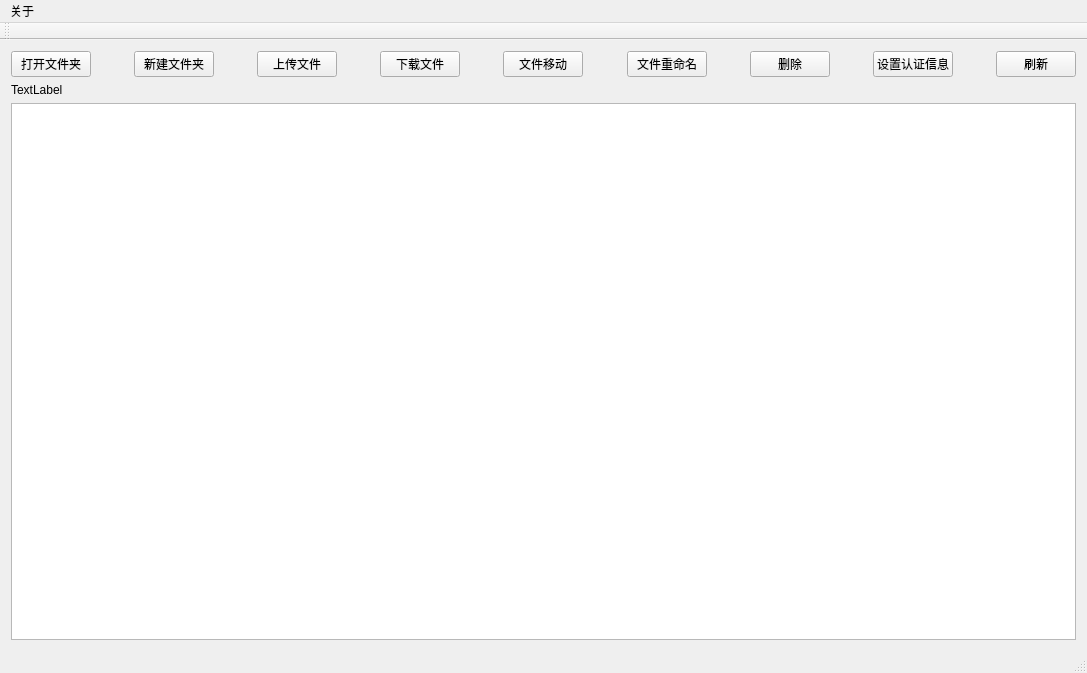
SongZihui-sudo/StarGui, file src/mainwindow.ui: the form before one commit.
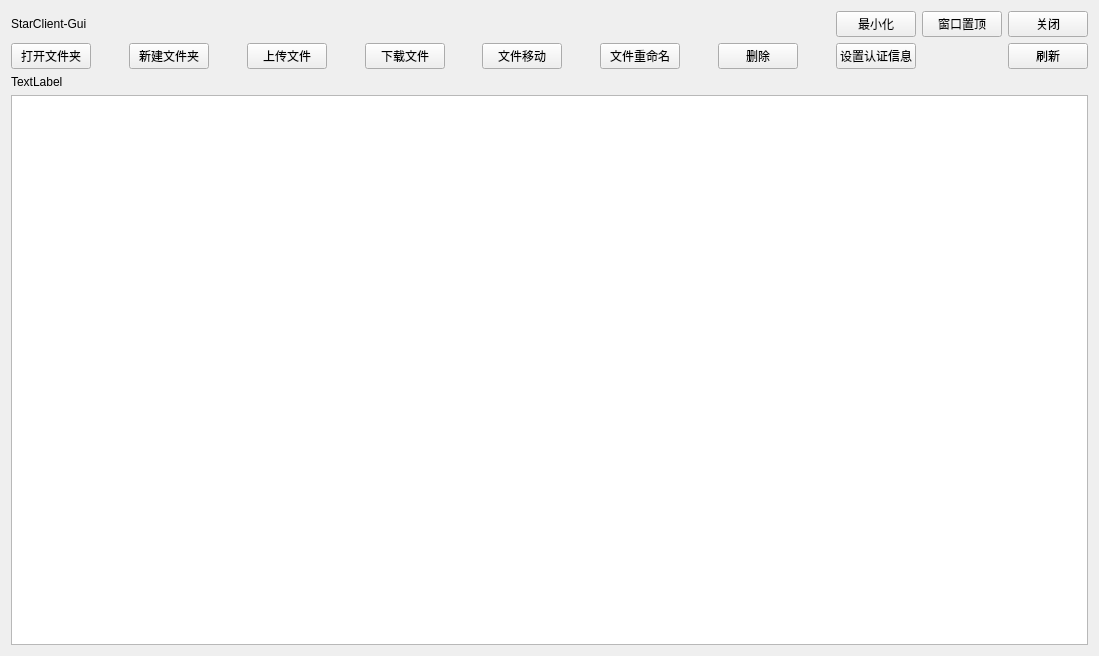
The form after the commit.

Commit message: 修改窗口样式为圆角，半透明

The edit to the form file:
```diff
--- a/src/mainwindow.ui
+++ b/src/mainwindow.ui
@@ -6,223 +6,314 @@
    <rect>
     <x>0</x>
     <y>0</y>
-    <width>1087</width>
-    <height>673</height>
+    <width>1099</width>
+    <height>656</height>
    </rect>
   </property>
   <property name="windowTitle">
    <string>StarGui</string>
   </property>
+  <property name="autoFillBackground">
+   <bool>false</bool>
+  </property>
+  <property name="toolButtonStyle">
+   <enum>Qt::ToolButtonTextBesideIcon</enum>
+  </property>
+  <property name="documentMode">
+   <bool>true</bool>
+  </property>
   <widget class="QWidget" name="centralWidget">
-   <layout class="QGridLayout" name="gridLayout_2">
-    <item row="0" column="0">
+   <layout class="QFormLayout" name="formLayout">
+    <item row="0" column="0" colspan="2">
      <layout class="QGridLayout" name="gridLayout">
-      <item row="0" column="3">
-       <spacer name="horizontalSpacer_2">
-        <property name="orientation">
-         <enum>Qt::Horizontal</enum>
+      <item row="1" column="8">
+       <widget class="QPushButton" name="move_file">
+        <property name="styleSheet">
+         <string notr="true"> QPushButton:hover { 
+ background-color: SlateGrey; 
+ color: rgb(255, 255, 255);}
+QPushButton { font: 9pt &quot;Agency FB&quot;;}</string>
         </property>
-        <property name="sizeHint" stdset="0">
-         <size>
-          <width>40</width>
-          <height>20</height>
-         </size>
+        <property name="text">
+         <string>文件移动</string>
         </property>
-       </spacer>
+       </widget>
       </item>
-      <item row="0" column="13">
+      <item row="1" column="0">
+       <widget class="QPushButton" name="open_dir">
+        <property name="mouseTracking">
+         <bool>true</bool>
+        </property>
+        <property name="tabletTracking">
+         <bool>false</bool>
+        </property>
+        <property name="styleSheet">
+         <string notr="true"> QPushButton:hover { 
+ background-color: SlateGrey; 
+ color: rgb(255, 255, 255);}
+QPushButton { font: 9pt &quot;Agency FB&quot;;}</string>
+        </property>
+        <property name="text">
+         <string>打开文件夹</string>
+        </property>
+       </widget>
+      </item>
+      <item row="1" column="13">
        <spacer name="horizontalSpacer_8">
         <property name="orientation">
          <enum>Qt::Horizontal</enum>
         </property>
         <property name="sizeHint" stdset="0">
          <size>
-          <width>40</width>
-          <height>20</height>
+          <width>35</width>
+          <height>21</height>
          </size>
         </property>
        </spacer>
       </item>
-      <item row="0" column="7">
-       <spacer name="horizontalSpacer_4">
-        <property name="orientation">
-         <enum>Qt::Horizontal</enum>
-        </property>
-        <property name="sizeHint" stdset="0">
-         <size>
-          <width>40</width>
-          <height>20</height>
-         </size>
-        </property>
-       </spacer>
-      </item>
-      <item row="0" column="10">
+      <item row="1" column="10">
        <widget class="QPushButton" name="rename_file">
+        <property name="styleSheet">
+         <string notr="true"> QPushButton:hover { 
+ background-color: SlateGrey; 
+ color: rgb(255, 255, 255);}
+QPushButton { font: 9pt &quot;Agency FB&quot;;}</string>
+        </property>
         <property name="text">
          <string>文件重命名</string>
         </property>
        </widget>
       </item>
-      <item row="0" column="14">
-       <widget class="QPushButton" name="regist">
-        <property name="text">
-         <string>设置认证信息</string>
+      <item row="1" column="1">
+       <spacer name="horizontalSpacer">
+        <property name="orientation">
+         <enum>Qt::Horizontal</enum>
         </property>
-       </widget>
-      </item>
-      <item row="2" column="0" colspan="17">
-       <widget class="QListWidget" name="listWidget"/>
-      </item>
-      <item row="0" column="0">
-       <widget class="QPushButton" name="open_dir">
-        <property name="text">
-         <string>打开文件夹</string>
+        <property name="sizeHint" stdset="0">
+         <size>
+          <width>35</width>
+          <height>21</height>
+         </size>
         </property>
-       </widget>
+       </spacer>
       </item>
-      <item row="0" column="16">
-       <widget class="QPushButton" name="list">
-        <property name="text">
-         <string>刷新</string>
-        </property>
-       </widget>
-      </item>
-      <item row="0" column="11">
+      <item row="1" column="11">
        <spacer name="horizontalSpacer_6">
         <property name="orientation">
          <enum>Qt::Horizontal</enum>
         </property>
         <property name="sizeHint" stdset="0">
          <size>
-          <width>40</width>
-          <height>20</height>
+          <width>35</width>
+          <height>21</height>
          </size>
         </property>
        </spacer>
       </item>
-      <item row="0" column="6">
+      <item row="1" column="7">
+       <spacer name="horizontalSpacer_4">
+        <property name="orientation">
+         <enum>Qt::Horizontal</enum>
+        </property>
+        <property name="sizeHint" stdset="0">
+         <size>
+          <width>34</width>
+          <height>21</height>
+         </size>
+        </property>
+       </spacer>
+      </item>
+      <item row="1" column="12">
+       <widget class="QPushButton" name="delete_file">
+        <property name="styleSheet">
+         <string notr="true"> QPushButton:hover { 
+ background-color: SlateGrey; 
+ color: rgb(255, 255, 255);}
+QPushButton { font: 9pt &quot;Agency FB&quot;;}</string>
+        </property>
+        <property name="text">
+         <string>删除</string>
+        </property>
+       </widget>
+      </item>
+      <item row="1" column="3">
+       <spacer name="horizontalSpacer_2">
+        <property name="orientation">
+         <enum>Qt::Horizontal</enum>
+        </property>
+        <property name="sizeHint" stdset="0">
+         <size>
+          <width>35</width>
+          <height>21</height>
+         </size>
+        </property>
+       </spacer>
+      </item>
+      <item row="1" column="6">
        <widget class="QPushButton" name="download_file">
+        <property name="styleSheet">
+         <string notr="true"> QPushButton:hover { 
+ background-color: SlateGrey; 
+ color: rgb(255, 255, 255);}
+QPushButton { font: 9pt &quot;Agency FB&quot;;}</string>
+        </property>
         <property name="text">
          <string>下载文件</string>
         </property>
        </widget>
       </item>
-      <item row="0" column="9">
-       <spacer name="horizontalSpacer_5">
-        <property name="orientation">
-         <enum>Qt::Horizontal</enum>
+      <item row="1" column="4">
+       <widget class="QPushButton" name="upload_file">
+        <property name="styleSheet">
+         <string notr="true"> QPushButton:hover { 
+ background-color: SlateGrey; 
+ color: rgb(255, 255, 255);}
+QPushButton { font: 9pt &quot;Agency FB&quot;;}</string>
         </property>
-        <property name="sizeHint" stdset="0">
-         <size>
-          <width>40</width>
-          <height>20</height>
-         </size>
+        <property name="text">
+         <string>上传文件</string>
         </property>
-       </spacer>
+       </widget>
       </item>
-      <item row="0" column="5">
+      <item row="1" column="5">
        <spacer name="horizontalSpacer_3">
         <property name="orientation">
          <enum>Qt::Horizontal</enum>
         </property>
         <property name="sizeHint" stdset="0">
          <size>
-          <width>40</width>
-          <height>20</height>
+          <width>35</width>
+          <height>21</height>
          </size>
         </property>
        </spacer>
       </item>
-      <item row="0" column="8">
-       <widget class="QPushButton" name="move_file">
+      <item row="1" column="14">
+       <widget class="QPushButton" name="regist">
+        <property name="styleSheet">
+         <string notr="true"> QPushButton:hover { 
+ background-color: SlateGrey; 
+ color: rgb(255, 255, 255);}
+QPushButton { font: 9pt &quot;Agency FB&quot;;}</string>
+        </property>
         <property name="text">
-         <string>文件移动</string>
+         <string>设置认证信息</string>
         </property>
        </widget>
       </item>
-      <item row="0" column="1">
-       <spacer name="horizontalSpacer">
+      <item row="1" column="15">
+       <spacer name="horizontalSpacer_7">
         <property name="orientation">
          <enum>Qt::Horizontal</enum>
         </property>
         <property name="sizeHint" stdset="0">
          <size>
-          <width>40</width>
-          <height>20</height>
+          <width>35</width>
+          <height>21</height>
          </size>
         </property>
        </spacer>
       </item>
-      <item row="0" column="12">
-       <widget class="QPushButton" name="delete_file">
-        <property name="text">
-         <string>删除</string>
+      <item row="1" column="16">
+       <widget class="QPushButton" name="list">
+        <property name="styleSheet">
+         <string notr="true"> QPushButton:hover { 
+ background-color: SlateGrey; 
+ color: rgb(255, 255, 255);}
+QPushButton { font: 9pt &quot;Agency FB&quot;;}</string>
         </property>
-       </widget>
-      </item>
-      <item row="1" column="0" colspan="17">
-       <widget class="QLabel" name="status_bar">
         <property name="text">
-         <string>TextLabel</string>
+         <string>刷新</string>
         </property>
        </widget>
       </item>
-      <item row="0" column="2">
+      <item row="1" column="2">
        <widget class="QPushButton" name="mkdir">
+        <property name="styleSheet">
+         <string notr="true"> QPushButton:hover { 
+ background-color: SlateGrey; 
+ color: rgb(255, 255, 255);}
+QPushButton { font: 9pt &quot;Agency FB&quot;;}</string>
+        </property>
         <property name="text">
          <string>新建文件夹</string>
         </property>
        </widget>
       </item>
-      <item row="0" column="4">
-       <widget class="QPushButton" name="upload_file">
+      <item row="2" column="0" colspan="17">
+       <widget class="QLabel" name="status_bar">
         <property name="text">
-         <string>上传文件</string>
+         <string>TextLabel</string>
+        </property>
+       </widget>
+      </item>
+      <item row="1" column="9">
+       <spacer name="horizontalSpacer_5">
+        <property name="orientation">
+         <enum>Qt::Horizontal</enum>
+        </property>
+        <property name="sizeHint" stdset="0">
+         <size>
+          <width>35</width>
+          <height>21</height>
+         </size>
+        </property>
+       </spacer>
+      </item>
+      <item row="0" column="16">
+       <widget class="QPushButton" name="close">
+        <property name="styleSheet">
+         <string notr="true"> QPushButton:hover { 
+ background-color: Red; 
+ color: rgb(255, 255, 255);}
+QPushButton { font: 9pt &quot;Agency FB&quot;;
+}</string>
+        </property>
+        <property name="text">
+         <string>关闭</string>
         </property>
        </widget>
       </item>
       <item row="0" column="15">
-       <spacer name="horizontalSpacer_7">
-        <property name="orientation">
-         <enum>Qt::Horizontal</enum>
+       <widget class="QPushButton" name="min_big">
+        <property name="styleSheet">
+         <string notr="true"> QPushButton:hover { 
+ background-color: Orange; 
+ color: rgb(255, 255, 255);}
+QPushButton { font: 9pt &quot;Agency FB&quot;;}</string>
         </property>
-        <property name="sizeHint" stdset="0">
-         <size>
-          <width>40</width>
-          <height>20</height>
-         </size>
+        <property name="text">
+         <string>窗口置顶</string>
         </property>
-       </spacer>
+       </widget>
+      </item>
+      <item row="0" column="14">
+       <widget class="QPushButton" name="minium">
+        <property name="styleSheet">
+         <string notr="true"> QPushButton:hover { 
+ background-color: Blue; 
+ color: rgb(255, 255, 255);}
+QPushButton { font: 9pt &quot;Agency FB&quot;;}</string>
+        </property>
+        <property name="text">
+         <string>最小化</string>
+        </property>
+       </widget>
+      </item>
+      <item row="3" column="0" colspan="17">
+       <widget class="QListWidget" name="listWidget"/>
+      </item>
+      <item row="0" column="0">
+       <widget class="QLabel" name="label">
+        <property name="text">
+         <string>StarClient-Gui</string>
+        </property>
+       </widget>
       </item>
      </layout>
     </item>
    </layout>
   </widget>
-  <widget class="QMenuBar" name="menuBar">
-   <property name="geometry">
-    <rect>
-     <x>0</x>
-     <y>0</y>
-     <width>1087</width>
-     <height>22</height>
-    </rect>
-   </property>
-   <widget class="QMenu" name="menu">
-    <property name="title">
-     <string>关于</string>
-    </property>
-   </widget>
-   <addaction name="menu"/>
-  </widget>
-  <widget class="QToolBar" name="mainToolBar">
-   <attribute name="toolBarArea">
-    <enum>TopToolBarArea</enum>
-   </attribute>
-   <attribute name="toolBarBreak">
-    <bool>false</bool>
-   </attribute>
-  </widget>
-  <widget class="QStatusBar" name="statusBar"/>
  </widget>
  <layoutdefault spacing="6" margin="11"/>
  <resources/>
```
Left out of the diff: 6 changed lines with no effect on the pictures. The commit also changes 2 other files.
